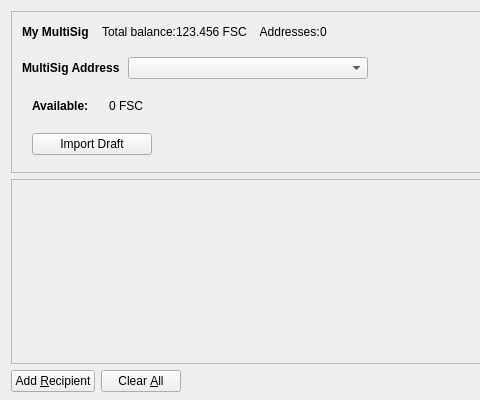
The window that src/qt/forms/multisigdialog.ui (60E/naocanfen) describes before a commit, drawn with Qt 5; both pictures show x 0 to 480 and y 0 to 400 of the 850 by 400 pixel window.
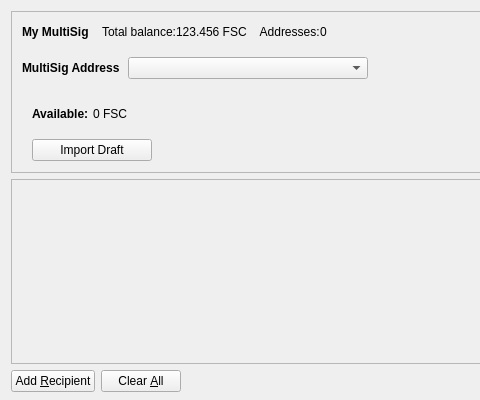
The same window after the commit. Icons and pictures are not drawn.

Patch:
```diff
--- a/src/qt/forms/multisigdialog.ui
+++ b/src/qt/forms/multisigdialog.ui
@@ -243,18 +243,24 @@
               <number>0</number>
              </property>
              <property name="bottomMargin">
-              <number>10</number>
+              <number>4</number>
              </property>
              <item>
               <layout class="QVBoxLayout" name="verticalLayout_3">
+               <property name="spacing">
+                <number>4</number>
+               </property>
                <property name="leftMargin">
                 <number>10</number>
                </property>
                <property name="topMargin">
-                <number>10</number>
+                <number>4</number>
                </property>
                <item>
                 <layout class="QHBoxLayout" name="horizontalLayout_3">
+                 <property name="spacing">
+                  <number>1</number>
+                 </property>
                  <property name="margin">
                   <number>0</number>
                  </property>
@@ -267,7 +273,7 @@
                     </font>
                    </property>
                    <property name="text">
-                    <string>Available:</string>
+                    <string>Available: </string>
                    </property>
                   </widget>
                  </item>
@@ -304,6 +310,9 @@
              </item>
              <item>
               <layout class="QVBoxLayout" name="verticalLayout_4">
+               <property name="spacing">
+                <number>2</number>
+               </property>
                <property name="leftMargin">
                 <number>30</number>
                </property>
@@ -314,12 +323,33 @@
                 <number>1</number>
                </property>
                <property name="bottomMargin">
-                <number>10</number>
+                <number>0</number>
                </property>
                <item>
                 <widget class="QLabel" name="labelRequire">
                  <property name="text">
-                  <string>              </string>
+                  <string>  </string>
+                 </property>
+                </widget>
+               </item>
+               <item>
+                <widget class="QLabel" name="labelRequireAddr0">
+                 <property name="text">
+                  <string>      </string>
+                 </property>
+                </widget>
+               </item>
+               <item>
+                <widget class="QLabel" name="labelRequireAddr1">
+                 <property name="text">
+                  <string>    </string>
+                 </property>
+                </widget>
+               </item>
+               <item>
+                <widget class="QLabel" name="labelRequireAddr2">
+                 <property name="text">
+                  <string>    </string>
                  </property>
                 </widget>
                </item>
```
